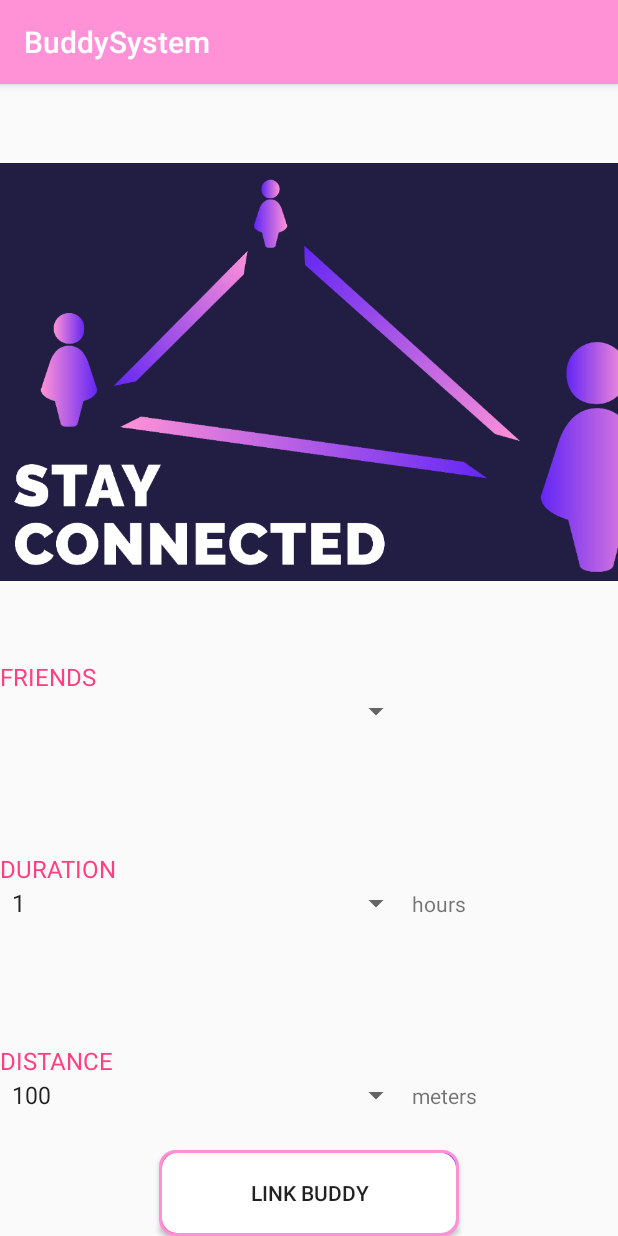
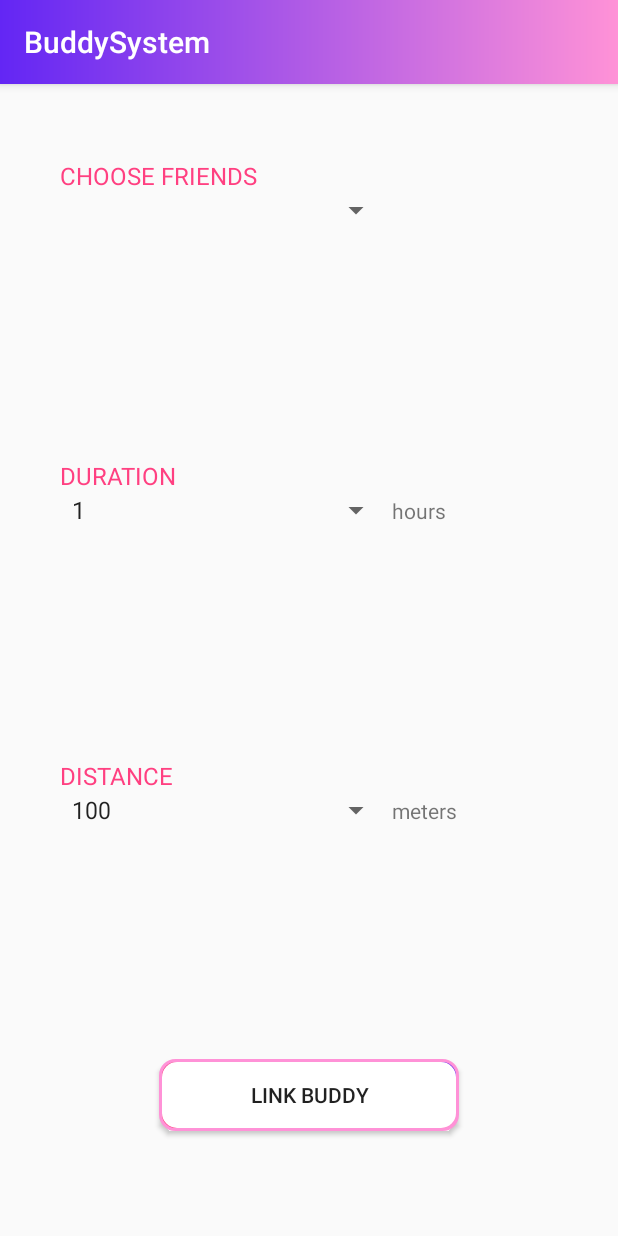
Before and after one commit to vivss/BuddySystem, an Android app: the CreateLink screen opened directly, with no data from a screen before it, on a phone screen of 412 x 824 dp. Run offline under Robolectric (Android 15) with nearby library versions, the phone set to English and light mode, and no system bars.

Commit message:
cosmetic changes

```diff
--- /dev/null
+++ b/app/src/main/res/drawable/gradient_solid.xml
@@ -0,0 +1,19 @@
+<?xml version="1.0" encoding="utf-8"?>
+<shape xmlns:android="http://schemas.android.com/apk/res/android">
+    <gradient
+        android:startColor= "@color/colorPrimary"
+        android:endColor="@color/colorPrimaryDark"
+        android:angle="180"
+        />
+</shape>
+
+    <!--<?xml version="1.0" encoding="utf-8"?>-->
+    <!--<shape xmlns:android="http://schemas.android.com/apk/res/android">-->
+    <!--&lt;!&ndash;  Gradient Bg for listrow &ndash;&gt;-->
+    <!--<gradient-->
+    <!--android:startColor= "@color/colorPrimary"-->
+    <!--android:endColor="@color/colorPrimaryDark"-->
+    <!--android:angle="90" />-->
+    <!--<corners android:radius="10dp"/>-->
+
+    <!--</shape>-->
--- a/app/src/main/res/layout/activity_create_link.xml
+++ b/app/src/main/res/layout/activity_create_link.xml
@@ -9,19 +9,22 @@
     <LinearLayout
         android:layout_width="match_parent"
         android:layout_height="match_parent"
+        android:layout_marginTop="50dp"
+        android:layout_marginBottom="50dp"
+        android:paddingRight="40dp"
+        android:paddingLeft="40dp"
         android:orientation="vertical">
-
-        <ImageView
+        <LinearLayout
             android:layout_width="match_parent"
             android:layout_height="0px"
-            android:layout_weight="3"
-            android:src="@mipmap/buddy_connected_text" />
+            android:layout_weight="6"
 
+            android:orientation="vertical">
             <LinearLayout
                 android:layout_width="match_parent"
-                android:layout_height="0dp"
+                android:layout_height="0px"
                 android:orientation="vertical"
-                android:layout_weight="1">
+                android:layout_weight="2">
                 <TextView
                     android:id="@+id/textview_friends"
                     android:layout_width="match_parent"
@@ -45,11 +48,12 @@
                         android:layout_weight="1"/>
                 </LinearLayout>
             </LinearLayout>
+
             <LinearLayout
                 android:layout_width="match_parent"
                 android:layout_height="0px"
                 android:orientation="vertical"
-                android:layout_weight="1">
+                android:layout_weight="2">
                 <TextView
                     android:layout_width="match_parent"
                     android:layout_height="wrap_content"
@@ -73,11 +77,12 @@
                         android:text="hours"/>
                 </LinearLayout>
             </LinearLayout>
+
             <LinearLayout
                 android:layout_width="match_parent"
                 android:layout_height="0px"
                 android:orientation="vertical"
-                android:layout_weight="1">
+                android:layout_weight="2">
                 <TextView
                     android:layout_width="match_parent"
                     android:layout_height="wrap_content"
@@ -101,18 +106,18 @@
                         android:layout_weight="1"
                         android:text="meters"/>
                 </LinearLayout>
+            </LinearLayout>
 
+        </LinearLayout>
         <Button
             android:id="@+id/btn_create_link"
             android:layout_width="200dp"
             android:layout_height="wrap_content"
-                    android:layout_weight="2"
-                    android:layout_gravity="center_vertical|center_horizontal"
-                    android:layout_marginTop="20dp"
+            android:layout_gravity="center_horizontal"
+            android:layout_marginBottom="20dp"
+
             android:background="@drawable/gradient"
             android:text="@string/button_add" />
     </LinearLayout>
 
-    </LinearLayout>
-
 </android.support.constraint.ConstraintLayout>
--- a/app/src/main/res/values/strings.xml
+++ b/app/src/main/res/values/strings.xml
@@ -5,7 +5,7 @@
     <string name="ok">Ok</string>
     <string name="permission_denied">Permission Denied</string>
     <string name="title_activity_signin">Sign in</string>
-    <string name="friends">FRIENDS</string>
+    <string name="friends">CHOOSE FRIENDS</string>
     <string name="button_add">Link Buddy</string>
 
     <!-- Strings related to login -->
--- a/app/src/main/res/values/styles.xml
+++ b/app/src/main/res/values/styles.xml
@@ -6,6 +6,14 @@
         <item name="colorPrimary">@color/colorPrimary</item>
         <item name="colorPrimaryDark">@color/colorPrimaryDark</item>
         <item name="colorAccent">@color/colorAccent</item>
+        <item name="actionBarStyle">@style/MyActionBar</item>
+    </style>
+
+    <!-- ActionBar styles -->
+    <style name="MyActionBar" parent="@style/Widget.AppCompat.Light.ActionBar.Solid.Inverse">
+        <item name="android:background">@drawable/gradient_solid</item>
+        <!-- Support library compatibility -->
+        <item name="background">@drawable/gradient_solid</item>
     </style>
 
 </resources>
```
Also changed, not shown: app/src/main/res/drawable/gradient.xml (+0 -11 lines), app/src/main/res/layout/activity_signin.xml (+21 -2 lines), app/src/main/res/layout/view_link.xml (+29 -5 lines), app/src/main/res/mipmap-xxxhdpi/buddy_icon.png (renamed from app/src/main/res/drawable/buddy_icon.png), app/src/main/res/mipmap-xxxhdpi/buddy_icon_01.png (added). Lines whose indentation alone changed are shown as unchanged.
